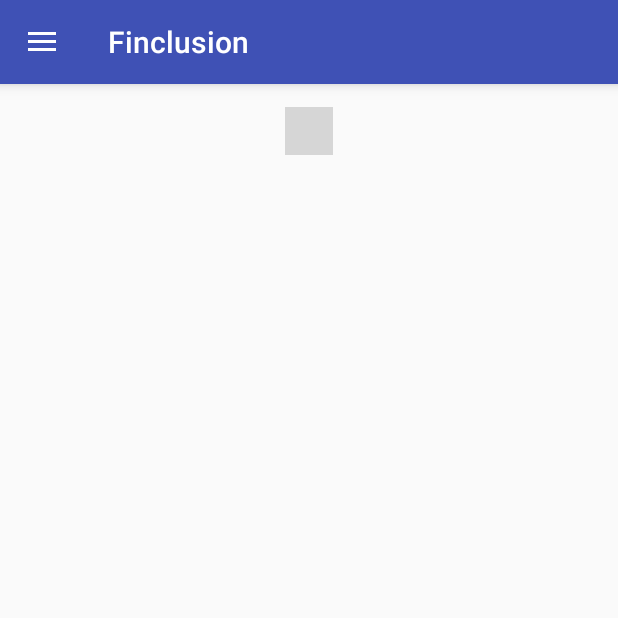
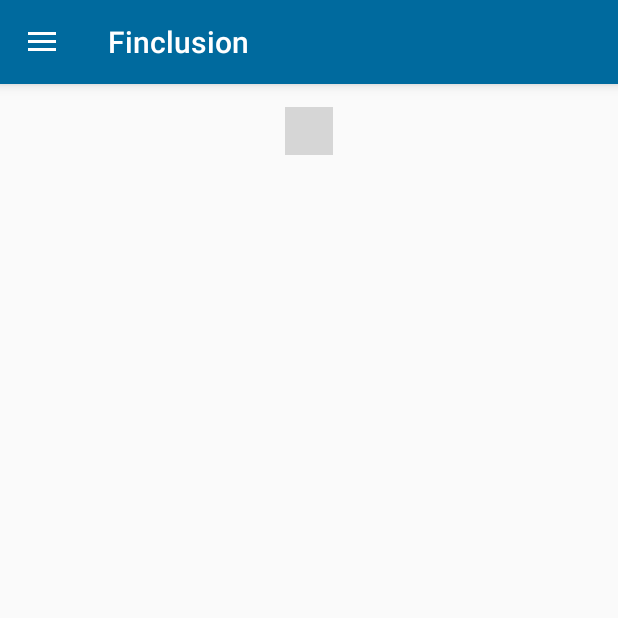
Before and after one commit to Codeminators/finclusion, an Android app: the screen it shows after launch (MainActivity), in the side drawer, after a tap on "Bank", on a phone screen of 412 x 824 dp, the top half of it. Run offline under Robolectric (Android 15) with nearby library versions, the phone set to English and light mode, and no system bars; libraries missing offline, so code that uses them is left out: com.robinhood.ticker; plain views replace TickerView; 3 statements that could not run were skipped; grey boxes are pictures that could not be loaded.

Commit message:
add deeplinking + primary color change

```diff
--- a/app/src/main/java/codeminators/finclusion/MainActivity.java
+++ b/app/src/main/java/codeminators/finclusion/MainActivity.java
@@ -1,5 +1,6 @@
 package codeminators.finclusion;
 
+import android.content.Intent;
 import android.os.Bundle;
 import android.os.Handler;
 import android.support.annotation.NonNull;
@@ -48,6 +49,9 @@ public class MainActivity extends AppCompatActivity {
                     case R.id.nav_home:
                         return true;
                     case R.id.nav_bank:
+                        Intent intent = new Intent();
+                        intent.setClassName("com.bankbazaar.app", "com.bankbazaar.app.mybb.primer.activity.AllCategoriesActivity");
+                        startActivity(intent);
                         return true;
                     case R.id.nav_learn:
                         return true;
--- a/app/src/main/res/values/colors.xml
+++ b/app/src/main/res/values/colors.xml
@@ -1,6 +1,6 @@
 <?xml version="1.0" encoding="utf-8"?>
 <resources>
-    <color name="colorPrimary">#3F51B5</color>
-    <color name="colorPrimaryDark">#303F9F</color>
+    <color name="colorPrimary">#006A9E</color>
+    <color name="colorPrimaryDark">#145A92</color>
     <color name="colorAccent">#FF4081</color>
 </resources>
```
